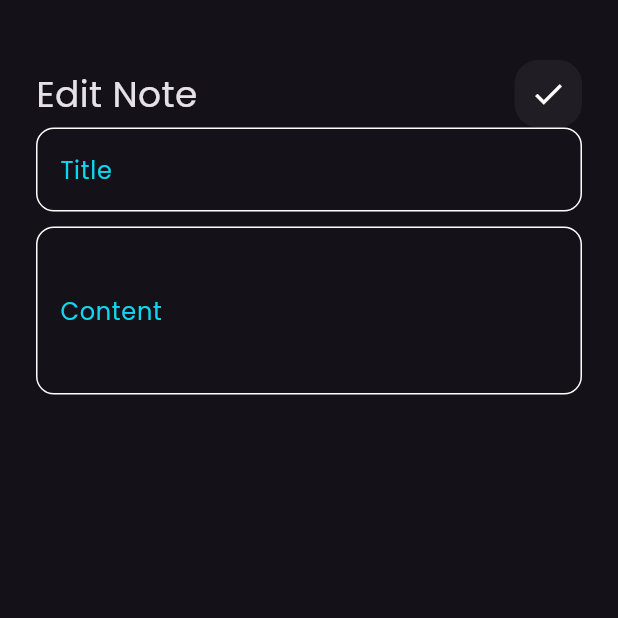
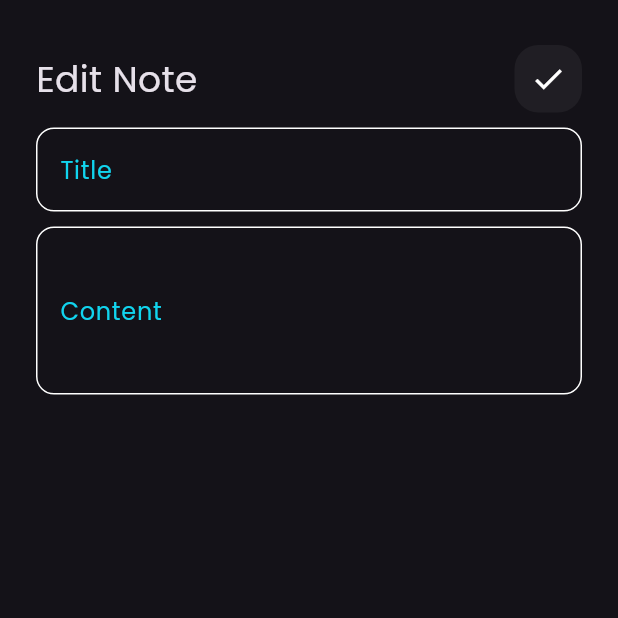
Before and after one commit to mohamedsaeedofficial/notes_app, a Flutter app: the screen it shows after launch, after a tap on "Flutter Tips", on a phone screen of 412 x 824 dp, the top half of it. Run offline on Flutter 3.47's test engine with Material 3 defaults, Android fonts, the phone set to English and light mode, and no system bars; our stand-ins replace bloc, font_awesome_flutter, hive, hive_flutter; accounts and stored records are empty.

Commit message:
add cubit and create states for notes

```diff
--- /dev/null
+++ b/lib/cubits/add_note_cubit/add_notes_cubit.dart
@@ -0,0 +1,6 @@
+import 'package:bloc/bloc.dart';
+
+class AddNotesCubit extends Cubit {
+  AddNotesCubit(super.initialState);
+
+}
--- a/lib/views/widgets/edit_view_body.dart
+++ b/lib/views/widgets/edit_view_body.dart
@@ -12,12 +12,13 @@ class EditViewBody extends StatelessWidget {
       child: Column(
         children: [
           const SizedBox(
-            height: 40,
+            height: 30,
           ),
           const CustomAppBar(
             title: 'Edit Note',
             icon: Icons.check,
           ),
+          const SizedBox(height: 10,),
           CustomTextField(
             onSaved: (p0) {},
             hint: 'Title',
--- a/lib/views/widgets/notes_view_body.dart
+++ b/lib/views/widgets/notes_view_body.dart
@@ -12,7 +12,7 @@ class NotesViewBody extends StatelessWidget {
       child: Column(
         children: [
           SizedBox(
-            height: 40,
+            height: 30,
           ),
           CustomAppBar(title: 'Notes', icon: Icons.search,),
           Expanded(child: NoteListView()),
--- a/pubspec.yaml
+++ b/pubspec.yaml
@@ -38,6 +38,7 @@ dependencies:
   font_awesome_flutter: ^10.7.0
   hive_flutter: ^1.1.0
   hive: ^2.2.3
+  bloc: ^8.1.4
 
 
 dev_dependencies:
```
Also changed, not shown: lib/cubits/add_note_cubit/add_note_states.dart (added, +13 -0 lines), pubspec.lock.
